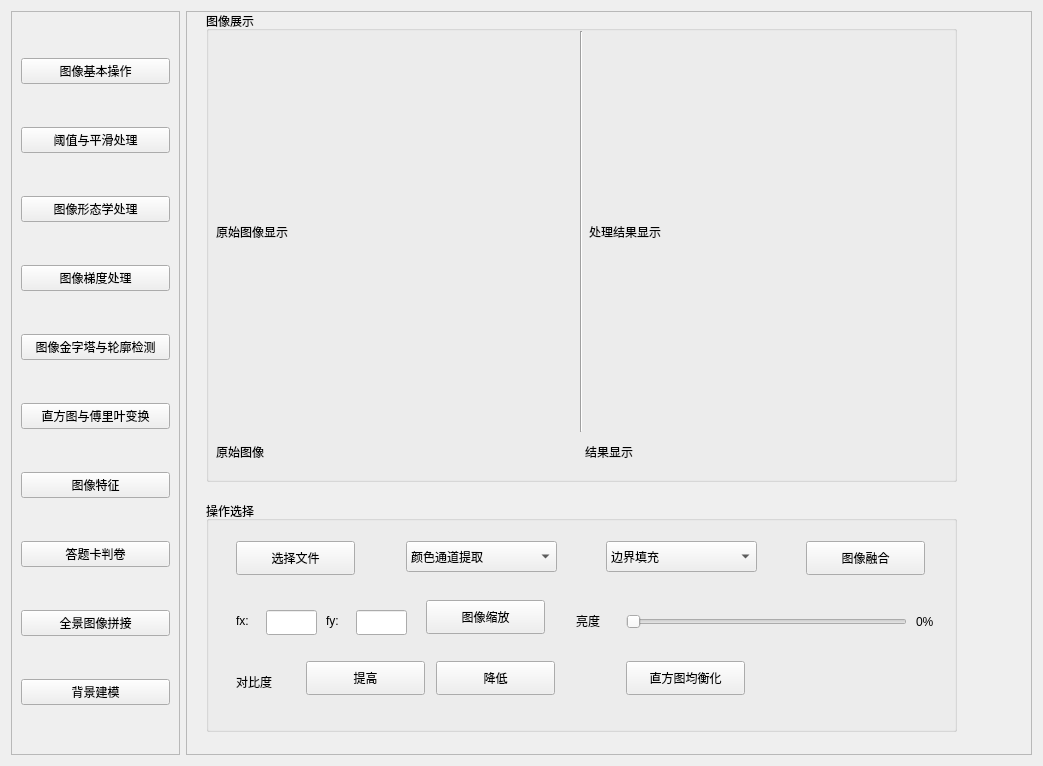
Sirus115/OpenCV_project, file ui/main.ui: the form before one commit.
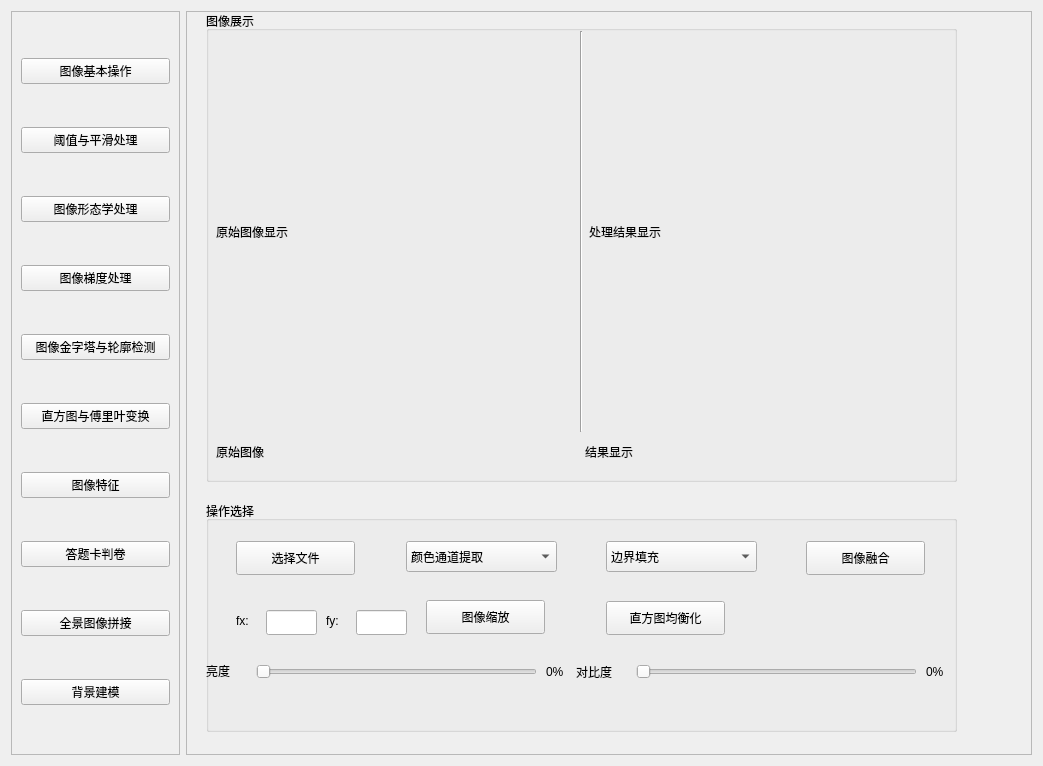
The form after the commit.

Commit message: 未修改  self.category = 'chapter1/'

What changed in the file:
```diff
--- a/ui/main.ui
+++ b/ui/main.ui
@@ -287,8 +287,8 @@
         <widget class="QLabel" name="label_2">
          <property name="geometry">
           <rect>
-           <x>370</x>
-           <y>109</y>
+           <x>0</x>
+           <y>159</y>
            <width>41</width>
            <height>21</height>
           </rect>
@@ -297,37 +297,11 @@
           <string>亮度</string>
          </property>
         </widget>
-        <widget class="QPushButton" name="pushButton_20">
-         <property name="geometry">
-          <rect>
-           <x>230</x>
-           <y>160</y>
-           <width>119</width>
-           <height>34</height>
-          </rect>
-         </property>
-         <property name="text">
-          <string>降低</string>
-         </property>
-        </widget>
-        <widget class="QPushButton" name="pushButton_21">
-         <property name="geometry">
-          <rect>
-           <x>100</x>
-           <y>160</y>
-           <width>119</width>
-           <height>34</height>
-          </rect>
-         </property>
-         <property name="text">
-          <string>提高</string>
-         </property>
-        </widget>
         <widget class="QLabel" name="label_7">
          <property name="geometry">
           <rect>
-           <x>30</x>
-           <y>170</y>
+           <x>370</x>
+           <y>160</y>
            <width>61</width>
            <height>21</height>
           </rect>
@@ -339,8 +313,8 @@
         <widget class="QPushButton" name="btn_graph">
          <property name="geometry">
           <rect>
-           <x>420</x>
-           <y>160</y>
+           <x>400</x>
+           <y>100</y>
            <width>119</width>
            <height>34</height>
           </rect>
@@ -458,8 +432,8 @@
         <widget class="QSlider" name="sld_bright">
          <property name="geometry">
           <rect>
-           <x>420</x>
-           <y>110</y>
+           <x>50</x>
+           <y>160</y>
            <width>281</width>
            <height>21</height>
           </rect>
@@ -471,8 +445,8 @@
         <widget class="QLabel" name="lbl_bri">
          <property name="geometry">
           <rect>
-           <x>710</x>
-           <y>100</y>
+           <x>340</x>
+           <y>150</y>
            <width>31</width>
            <height>41</height>
           </rect>
@@ -481,6 +455,32 @@
           <string>0%</string>
          </property>
         </widget>
+        <widget class="QLabel" name="lbl_bri_2">
+         <property name="geometry">
+          <rect>
+           <x>720</x>
+           <y>150</y>
+           <width>31</width>
+           <height>41</height>
+          </rect>
+         </property>
+         <property name="text">
+          <string>0%</string>
+         </property>
+        </widget>
+        <widget class="QSlider" name="sld_bright_2">
+         <property name="geometry">
+          <rect>
+           <x>430</x>
+           <y>160</y>
+           <width>281</width>
+           <height>21</height>
+          </rect>
+         </property>
+         <property name="orientation">
+          <enum>Qt::Horizontal</enum>
+         </property>
+        </widget>
        </widget>
       </widget>
       <widget class="QWidget" name="page_2"/>
```
